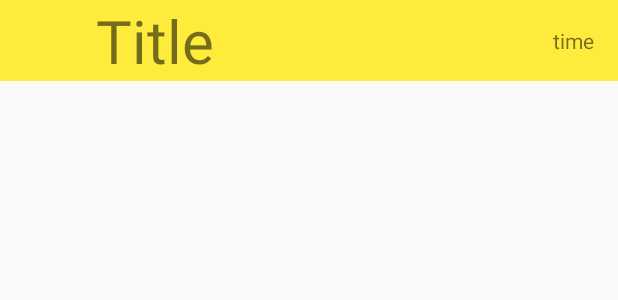
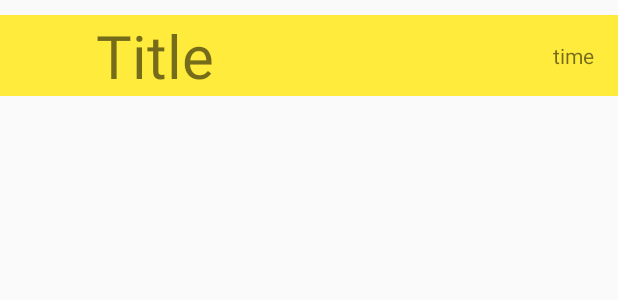
Before and after one commit to munyoung03/Memo, an Android app: the layout item_list.xml on its own in the app's theme, with its tools: preview values and no code run, on a phone screen of 412 x 824 dp. Shown: the top 300 px of the screen. Run offline under Robolectric (Android 15) with nearby library versions, the phone set to English and light mode, and no system bars.

Commit message:
[Update] UI

```diff
--- a/app/src/main/java/com/example/memo/view/ContentActivity.kt
+++ b/app/src/main/java/com/example/memo/view/ContentActivity.kt
@@ -50,6 +50,7 @@ class ContentActivity : AppCompatActivity() {
         }
 
     }
+
     override fun onDestroy(){
         DataBase.destroyInstance()
         mViewmodel.memoDb = null
--- a/app/src/main/res/layout/item_list.xml
+++ b/app/src/main/res/layout/item_list.xml
@@ -10,7 +10,8 @@
         android:background="#FFEB3B"
         android:id="@+id/constraintLayout"
         android:layout_width="match_parent"
-        android:layout_height="wrap_content">
+        android:layout_height="wrap_content"
+        android:layout_marginTop="10dp">
 
         <TextView
             android:id="@+id/title"
```
Also changed, not shown: app/src/main/res/layout/activity_main.xml (+13 -12 lines), 14 other files.
